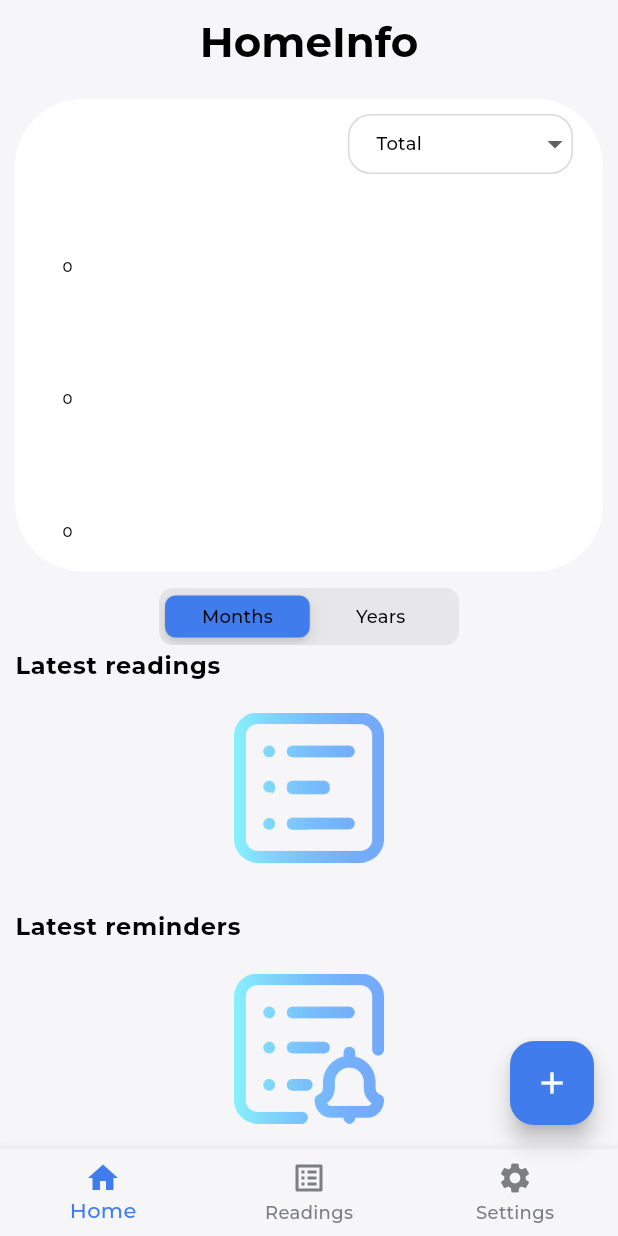
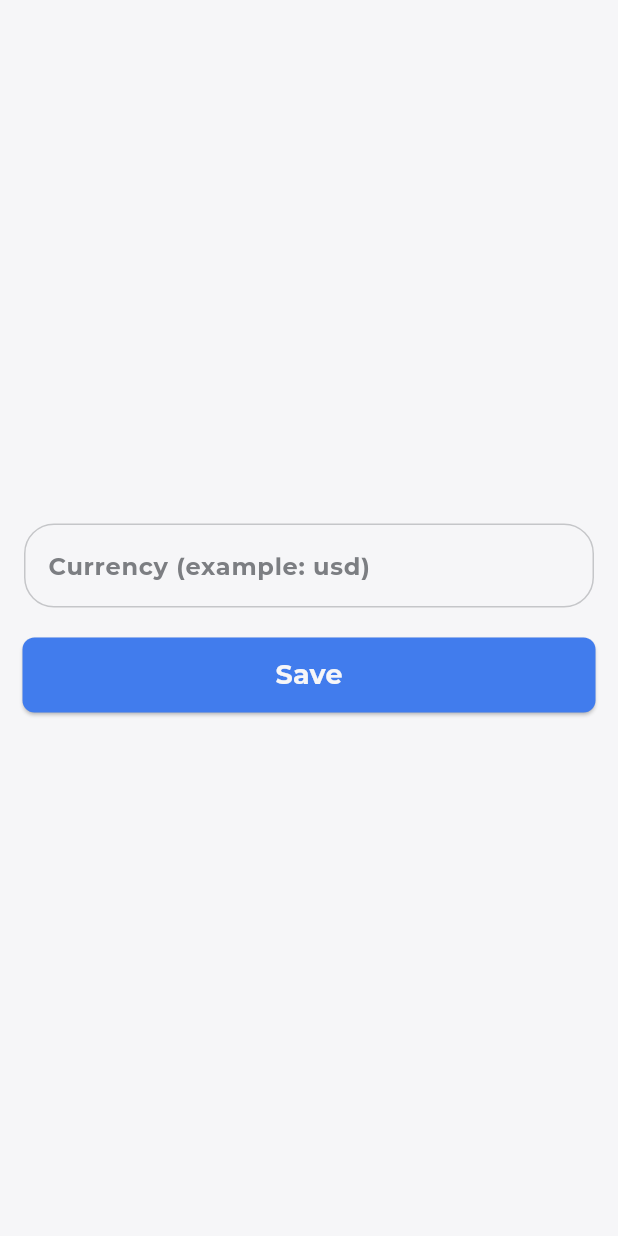
Before and after one commit to MishaArb/HomeInfo, a Flutter app: the screen it shows after launch, on a phone screen of 412 x 824 dp. Run offline on Flutter 3.47's test engine with Material 3 defaults, Android fonts, the light colour scheme and no system bars; drawn by our look-alikes of fl_chart; our stand-ins replace auto_route, bloc, equatable, file_picker, flutter_bloc, flutter_local_notifications and 6 more; missing offline and left inert: flutter_file_dialog; accounts and stored records are empty; generated files the repository leaves out were written again.

Commit message:
feat: implemented the ui and logic of the currency screen

```diff
--- /dev/null
+++ b/lib/core/constants/setting_currency.dart
@@ -0,0 +1,3 @@
+class SettingCurrency{
+  static const currencyKey = 'currency_key';
+}
--- a/lib/core/localizations/l10n/app_en.arb
+++ b/lib/core/localizations/l10n/app_en.arb
@@ -40,6 +40,8 @@
   "delete_button_inscription" : "Delete",
   "yes_button_inscription" : "Yes",
   "no_button_inscription" : "No",
+  "currency_button_inscription" : "Currency",
+
 
   "app_version_screen_inscription" : "App version",
   "pick_date_screen_inscription" : "Pick a date",
@@ -71,6 +73,7 @@
   "area_hint_text" : "Area",
   "price_hint_text" : "Price",
   "zonal_coefficient_hint_text" : "Zonal coefficient",
+  "currency_example_hint_text" : "Currency (example: usd)",
 
   "field_cant_be_empty_error_text" : "The field cannot be empty",
 
--- a/lib/core/localizations/l10n/app_uk.arb
+++ b/lib/core/localizations/l10n/app_uk.arb
@@ -40,6 +40,7 @@
   "delete_button_inscription" : "Видалити",
   "yes_button_inscription" : "Так",
   "no_button_inscription" : "Ні",
+  "currency_button_inscription" : "Валюта",
 
   "app_version_screen_inscription" : "Версія додатку",
   "pick_date_screen_inscription" : "Виберіть дату",
@@ -71,6 +72,7 @@
   "area_hint_text" : "Площа",
   "price_hint_text" : "Ціна",
   "zonal_coefficient_hint_text" : "Зонний коефіцієнт",
+  "currency_example_hint_text" : "Валюта (наприклад: грн)",
 
   "field_cant_be_empty_error_text" : "Поле не може бути пустим",
 
--- a/lib/core/router/router.dart
+++ b/lib/core/router/router.dart
@@ -4,6 +4,7 @@ import 'package:flutter/material.dart';
 import '../../presentation/pages/bottom_navigation_bar/bottom_navigation_bar.dart';
 import '../../presentation/pages/create_or_edit_reading/create_or_edit_reading_screen.dart';
 import '../../presentation/pages/create_or_edit_reading/services/services_screen.dart';
+import '../../presentation/pages/currency/currency_screen.dart';
 import '../../presentation/pages/home/home_screen.dart';
 import '../../presentation/pages/readings/readings_screen.dart';
 import '../../presentation/pages/readings/search_reading_screen.dart';
@@ -16,6 +17,7 @@ part 'router.gr.dart';
 
 @AutoRouterConfig()
 class AppRouter extends _$AppRouter {
+
   @override
   List<AutoRoute> get routes => [
         AutoRoute(
@@ -25,6 +27,7 @@ class AppRouter extends _$AppRouter {
             AutoRoute(page: HomeRoute.page),
             AutoRoute(page: SettingsRoute.page),
             AutoRoute(page: ReadingsRoute.page),
+            AutoRoute(page: CurrencyRoute.page),
           ],
         ),
         AutoRoute(page: RemindersRoute.page, path: '/remindersScreen'),
@@ -33,5 +36,6 @@ class AppRouter extends _$AppRouter {
         AutoRoute(page: SearchReadingRoute.page, path: '/searchReadingScreen'),
         AutoRoute(page: CreateOrEditReadingsRoute.page, path: '/createOrEditReadingsScreen'),
         AutoRoute(page: ServicesRoute.page, path: '/servicesScreen'),
+        AutoRoute(page: CurrencyRoute.page, path: '/currencyScreen'),
       ];
 }
--- a/lib/injection_container.dart
+++ b/lib/injection_container.dart
@@ -3,6 +3,7 @@ import 'package:home_info/data/data_sources/shared_storage.service.dart';
 import 'package:home_info/data/repository/home_services_db_repository_impl.dart';
 import 'package:home_info/presentation/bloc/backup_restore_db/backup_restore_db_bloc.dart';
 import 'package:home_info/presentation/bloc/chart/chart_bloc.dart';
+import 'package:home_info/presentation/bloc/currency/currency_bloc.dart';
 import 'package:home_info/presentation/bloc/home_service/home_services/home_services_bloc.dart';
 import 'package:home_info/presentation/bloc/home_service/new_home_service/new_home_service_bloc.dart';
 import 'package:home_info/presentation/bloc/locale/locale_bloc.dart';
@@ -89,4 +90,5 @@ Future<void> setupGetIt() async {
   getIt.registerFactory<ReadingsBloc>(() => ReadingsBloc(getIt(),getIt()));
   getIt.registerFactory<ChartBloc>(() => ChartBloc(getIt(), getIt()));
   getIt.registerFactory<BackupRestoreDbBloc>(() => BackupRestoreDbBloc(getIt(), getIt()));
+  getIt.registerFactory<CurrencyBloc>(() => CurrencyBloc(getIt()));
 }
--- a/lib/main.dart
+++ b/lib/main.dart
@@ -2,6 +2,7 @@ import 'package:flutter/material.dart';
 import 'package:flutter_bloc/flutter_bloc.dart';
 import 'package:home_info/core/themes/app_theme.dart';
 import 'package:home_info/presentation/bloc/backup_restore_db/backup_restore_db_bloc.dart';
+import 'package:home_info/presentation/bloc/currency/currency_bloc.dart';
 import 'package:home_info/presentation/bloc/locale/locale_bloc.dart';
 import 'package:home_info/presentation/bloc/reading/new_reading/new_reading_bloc.dart';
 import 'package:home_info/presentation/bloc/reading/readings/readings_bloc.dart';
@@ -43,12 +44,16 @@ class HomeInfoApp extends StatelessWidget {
         ),
         BlocProvider(
           create: (context) => getIt<BackupRestoreDbBloc>(),
-        )
+        ),
+        BlocProvider<CurrencyBloc>(
+          create: (BuildContext context) =>  getIt<CurrencyBloc>()..add(CurrencyInitEvent()),
+        ),
       ],
       child: Builder(
         builder: (context) {
           final themeState = context.select((ThemeBloc bloc) => bloc.state);
           final localeState = context.select((LocaleBloc bloc) => bloc.state);
+          final currencyState = context.select((CurrencyBloc bloc) => bloc.state);
           return MaterialApp.router(
             debugShowCheckedModeBanner: false,
             localizationsDelegates: AppLocalizations.localizationsDelegates,
@@ -59,6 +64,13 @@ class HomeInfoApp extends StatelessWidget {
             darkTheme: AppTheme.darkTheme(),
             themeMode: themeState.currentTheme,
             routerConfig: getIt<AppRouter>().config(),
+            builder: (context, router) {
+              if (!currencyState.isInitialized) {
+                return const Center(child: CircularProgressIndicator());
+              }
+              return router!;
+            },
+
           );
         },
       ),
--- /dev/null
+++ b/lib/presentation/bloc/currency/currency_bloc.dart
@@ -0,0 +1,40 @@
+import 'package:bloc/bloc.dart';
+import 'package:meta/meta.dart';
+
+import '../../../core/constants/setting_currency.dart';
+import '../../../core/router/router.dart';
+import '../../../domain/repository/storage_repository.dart';
+import '../../../injection_container.dart';
+
+part 'currency_event.dart';
+
+part 'currency_state.dart';
+
+class CurrencyBloc extends Bloc<CurrencyEvent, CurrencyState> {
+  CurrencyBloc(this.storageRepository) : super(const CurrencyState()) {
+    on<CurrencyInitEvent>(_onInitialized);
+    on<SetCurrencyEvent>(_onSetCurrency);
+  }
+
+  final StorageRepository storageRepository;
+
+  _onInitialized(CurrencyInitEvent event, Emitter<CurrencyState> emit) async {
+    final String currencyValue = await await storageRepository.loadStorageData(
+      SettingCurrency.currencyKey,
+      defaultValue: '',
+    );
+    final initialRoute = currencyValue.isEmpty
+        ? const CurrencyRoute()
+        : const BottomNavigationBarRoute();
+    getIt<AppRouter>().pushAndPopUntil(initialRoute, predicate: (_) => false);
+    emit( CurrencyState(isInitialized: true, currency:  currencyValue));
+  }
+
+  _onSetCurrency(SetCurrencyEvent event, Emitter<CurrencyState> emit) async {
+    await storageRepository.saveStorageData(
+        SettingCurrency.currencyKey, event.currencyValue);
+    if (event.currencyValue.trim().isNotEmpty) {
+      add(CurrencyInitEvent());
+    }
+  }
+}
--- /dev/null
+++ b/lib/presentation/bloc/currency/currency_event.dart
@@ -0,0 +1,8 @@
+part of 'currency_bloc.dart';
+
+class CurrencyEvent {}
+class CurrencyInitEvent extends CurrencyEvent{}
+class SetCurrencyEvent extends CurrencyEvent{
+  final String currencyValue;
+  SetCurrencyEvent(this.currencyValue);
+}
--- /dev/null
+++ b/lib/presentation/bloc/currency/currency_state.dart
@@ -0,0 +1,8 @@
+part of 'currency_bloc.dart';
+
+@immutable
+class CurrencyState {
+ final bool isInitialized;
+ final String currency;
+ const CurrencyState({this.isInitialized = false, this.currency = ''});
+}
--- a/lib/presentation/pages/create_or_edit_reading/create_or_edit_reading_screen.dart
+++ b/lib/presentation/pages/create_or_edit_reading/create_or_edit_reading_screen.dart
@@ -12,6 +12,7 @@ import '../../../core/constants/reading.dart';
 import '../../../core/enum/reading_enum.dart';
 import '../../../core/router/router.dart';
 import '../../../data/model/reading_model.dart';
+import '../../bloc/currency/currency_bloc.dart';
 import '../../bloc/reading/readings/readings_bloc.dart';
 import '../../bloc/theme/theme_bloc.dart';
 import '../../widgets/buttons/buttons_with_icon.dart';
@@ -463,7 +464,9 @@ _buildSaveButton(BuildContext context) {
             ),
             const SizedBox(width: 5,),
             items.isNotEmpty
-            ? buildButtonsWithIcon(
+            ? BlocBuilder<CurrencyBloc, CurrencyState>(
+              builder: (context, state) {
+              return buildButtonsWithIcon(
                         reading: items[newReadingState.indexService],
                         icon: Icons.share,
                         iconBgrColor: AppColors.blueD7,
@@ -473,23 +476,23 @@ _buildSaveButton(BuildContext context) {
                               : items[newReadingState.indexService].typeMeasure == ReadingTypeMeasure.areaType
                               ? Share.share(
                               '${items[newReadingState.indexService].title}\n'
-                                  '${locale.sum_inscription} ${newReadingState.readingItems[newReadingState.indexService].sum.toStringAsFixed(2)}')
+                                  '${locale.sum_inscription} ${newReadingState.readingItems[newReadingState.indexService].sum.toStringAsFixed(2)} ${state.currency}')
                               : items[newReadingState.indexService].typeMeasure == ReadingTypeMeasure.fixedType
                               ? Share.share(
                               '${items[newReadingState.indexService].title}\n'
-                                  '${locale.sum_inscription} ${items[newReadingState.indexService].sum.toStringAsFixed(2)}')
+                                  '${locale.sum_inscription} ${items[newReadingState.indexService].sum.toStringAsFixed(2)} ${state.currency}')
                               : items[newReadingState.indexService].typeMeasure == ReadingTypeMeasure.singleZoneMeterType
                               ? Share.share('${items[newReadingState.indexService].title}\n'
                               '${locale.current_readings_unit_hint_text}: ${items[newReadingState.indexService].currentReading}\n'
                               '${locale.used_inscription} ${items[newReadingState.indexService].used} ${getCurrentUnitMeasure()}'
-                              '\n${locale.sum_inscription} ${items[newReadingState.indexService].sum.toStringAsFixed(2)}')
+                              '\n${locale.sum_inscription} ${items[newReadingState.indexService].sum.toStringAsFixed(2)} ${state.currency}')
                               : items[newReadingState.indexService].typeMeasure == ReadingTypeMeasure.twoZoneMeterType
                               ?  Share.share('${items[newReadingState.indexService].title}\n'
                                  '${locale.current_indicators_day_share}: ${items[newReadingState.indexService].currentReadingDay}\n'
                                  '${locale.current_indicators_night_share}: ${items[newReadingState.indexService].currentReadingNight}\n'
                                  '${locale.used_day_inscription} ${items[newReadingState.indexService].usedDay} ${getCurrentUnitMeasure()}\n'
                                  '${locale.used_night_inscription} ${items[newReadingState.indexService].usedNight} ${getCurrentUnitMeasure()}\n'
-                                 '${locale.sum_inscription} ${items[newReadingState.indexService].sum.toStringAsFixed(2)}')
+                                 '${locale.sum_inscription} ${items[newReadingState.indexService].sum.toStringAsFixed(2)} ${state.currency}')
                               : items[newReadingState.indexService].typeMeasure == ReadingTypeMeasure.threeZoneMeterType
                               ? Share.share('${items[newReadingState.indexService].title}\n'
                               '${locale.current_indicators_day_share}: ${items[newReadingState.indexService].currentReadingDay}\n'
@@ -498,10 +501,12 @@ _buildSaveButton(BuildContext context) {
                               '${locale.used_day_inscription} ${items[newReadingState.indexService].usedDay} ${getCurrentUnitMeasure()}\n'
                               '${locale.used_half_peak_inscription} ${items[newReadingState.indexService].usedHalfPeak} ${getCurrentUnitMeasure()}\n'
                               '${locale.used_night_inscription} ${items[newReadingState.indexService].usedNight} ${getCurrentUnitMeasure()}\n'
-                              '${locale.sum_inscription} ${items[newReadingState.indexService].sum.toStringAsFixed(2)}')
+                              '${locale.sum_inscription} ${items[newReadingState.indexService].sum.toStringAsFixed(2)} ${state.currency}')
                                : Share.share('');
                           },
-                      )
+                      );
+  },
+)
             : const SizedBox()
               ],
         ),
--- /dev/null
+++ b/lib/presentation/pages/currency/currency_screen.dart
@@ -0,0 +1,97 @@
+import 'package:auto_route/auto_route.dart';
+import 'package:flutter/material.dart';
+import 'package:flutter_bloc/flutter_bloc.dart';
+import '../../../core/constants/app_colors.dart';
+import '../../../core/constants/app_property.dart';
+import '../../bloc/currency/currency_bloc.dart';
+import '../../widgets/buttons/elevated_button.dart';
+import 'package:flutter_gen/gen_l10n/app_localizations.dart';
+
+@RoutePage()
+class CurrencyScreen extends StatefulWidget {
+  const CurrencyScreen({super.key});
+
+  @override
+  State<CurrencyScreen> createState() => _CurrencyScreenState();
+}
+
+class _CurrencyScreenState extends State<CurrencyScreen> {
+  final TextEditingController _textController = TextEditingController();
+  final _formKey = GlobalKey<FormState>();
+
+  @override
+  void dispose() {
+    _textController.dispose();
+    super.dispose();
+  }
+
+  @override
+  Widget build(BuildContext context) {
+    return Scaffold(
+      body: Column(
+        mainAxisAlignment: MainAxisAlignment.center,
+        children: [
+          _buildReminderNameTextForm(context),
+          const SizedBox(height: 20),
+          _buildBuildElevationButton(context)
+        ],
+      ),
+    );
+  }
+
+  _buildReminderNameTextForm(BuildContext context) {
+    return BlocBuilder<CurrencyBloc, CurrencyState>(
+      builder: (context, state) {
+        return Center(
+          child: Padding(
+            padding: const EdgeInsets.symmetric(horizontal: 16.0),
+            child: Form(
+              key: _formKey,
+              child: TextFormField(
+                controller: _textController,
+                keyboardType: TextInputType.multiline,
+                maxLines: 1,
+                validator: (value) {
+                  if (value!.trim().isEmpty) {
+                    return AppLocalizations.of(context)!
+                        .field_cant_be_empty_error_text;
+                  } else {
+                    return null;
+                  }
+                },
+                decoration: InputDecoration(
+                    focusedBorder: OutlineInputBorder(
+                      borderRadius: AppProperty.allBorderRadiusMedium,
+                      borderSide: const BorderSide(color: AppColors.blueE),
+                    ),
+                    enabledBorder: OutlineInputBorder(
+                      borderRadius: AppProperty.allBorderRadiusMedium,
+                      borderSide:
+                      BorderSide(color: AppColors.grey82.withOpacity(0.4)),
+                    ),
+                    hintText:AppLocalizations.of(context)!.currency_example_hint_text,
+                ),
+              ),
+            ),
+          ),
+        );
+      },
+    );
+  }
+
+  _buildBuildElevationButton(BuildContext context) {
+    return Padding(
+      padding: const EdgeInsets.symmetric(horizontal: 15.0),
+      child: buildElevationButton(
+        buttonText: AppLocalizations.of(context)!.save_button_inscription,
+        buttonAction: () {
+          if (_formKey.currentState!.validate()) {
+            BlocProvider.of<CurrencyBloc>(context).add(
+                SetCurrencyEvent(_textController.text));
+          }
+
+        },
+      ),
+    );
+  }
+}
--- a/lib/presentation/pages/home/home_screen.dart
+++ b/lib/presentation/pages/home/home_screen.dart
@@ -231,7 +231,8 @@ _buildLatestReminders(BuildContext context) {
                       context: context,
                     ),
                   );
-                }),
+                },
+                ),
               ),
           ],
         );
--- a/lib/presentation/pages/settings/settings_screen.dart
+++ b/lib/presentation/pages/settings/settings_screen.dart
@@ -73,6 +73,13 @@ _buildSettingsItemList(BuildContext context, var bloc) {
           iconColor: AppColors.brown31,
           title: AppLocalizations.of(context)!.language_app_bar_title,
           onTapAction: () => context.router.pushNamed('/languageScreen'),
+        ),
+        _buildSettingsItem(
+          context: context,
+          icon: Icons.currency_exchange_sharp,
+          iconColor: AppColors.green07,
+          title: AppLocalizations.of(context)!.currency_button_inscription,
+          onTapAction: () => context.router.pushNamed('/currencyScreen'),
         ),
         _buildSettingsSectionTitle(
             title: AppLocalizations.of(context)!.backup_screen_title,
```
Also changed, not shown: lib/presentation/pages/create_or_edit_reading/readings_type/area_type.dart (+8 -5 lines), lib/presentation/pages/create_or_edit_reading/readings_type/fixed_type.dart (+6 -4 lines), lib/presentation/pages/create_or_edit_reading/readings_type/single_zone_meter_type.dart (+6 -4 lines), lib/presentation/pages/create_or_edit_reading/readings_type/three_zone_meter_type.dart (+6 -4 lines), lib/presentation/pages/create_or_edit_reading/readings_type/two_zone_meter_type.dart (+6 -4 lines), lib/presentation/widgets/readings_item/readings_item.dart (+8 -5 lines).
